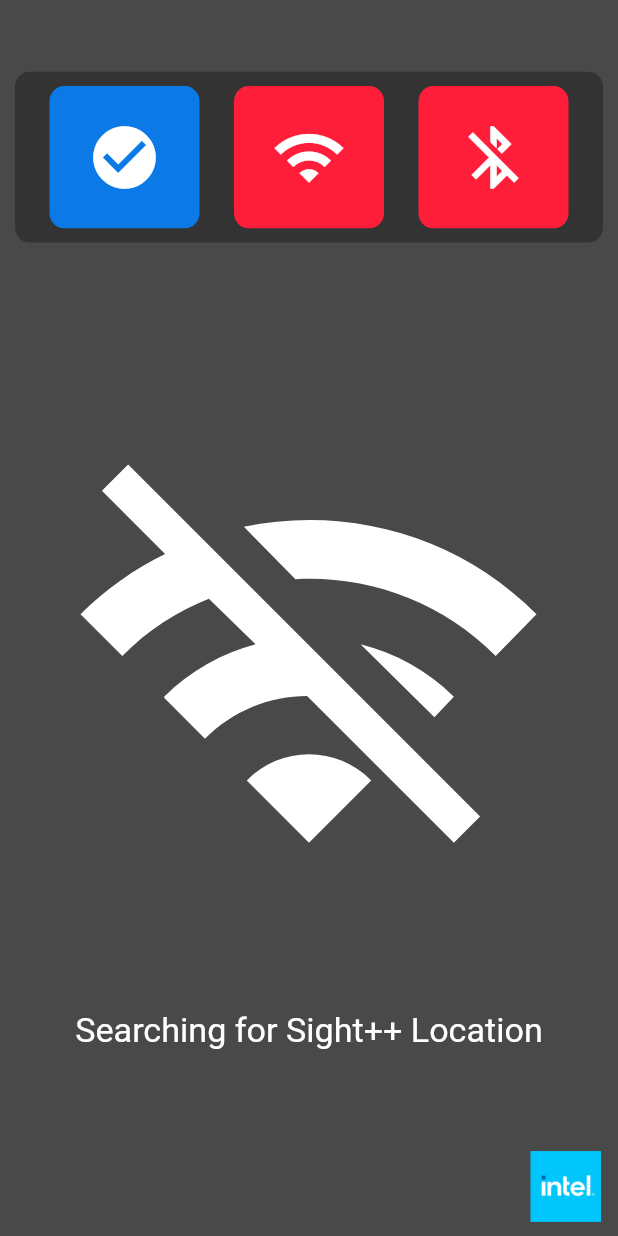
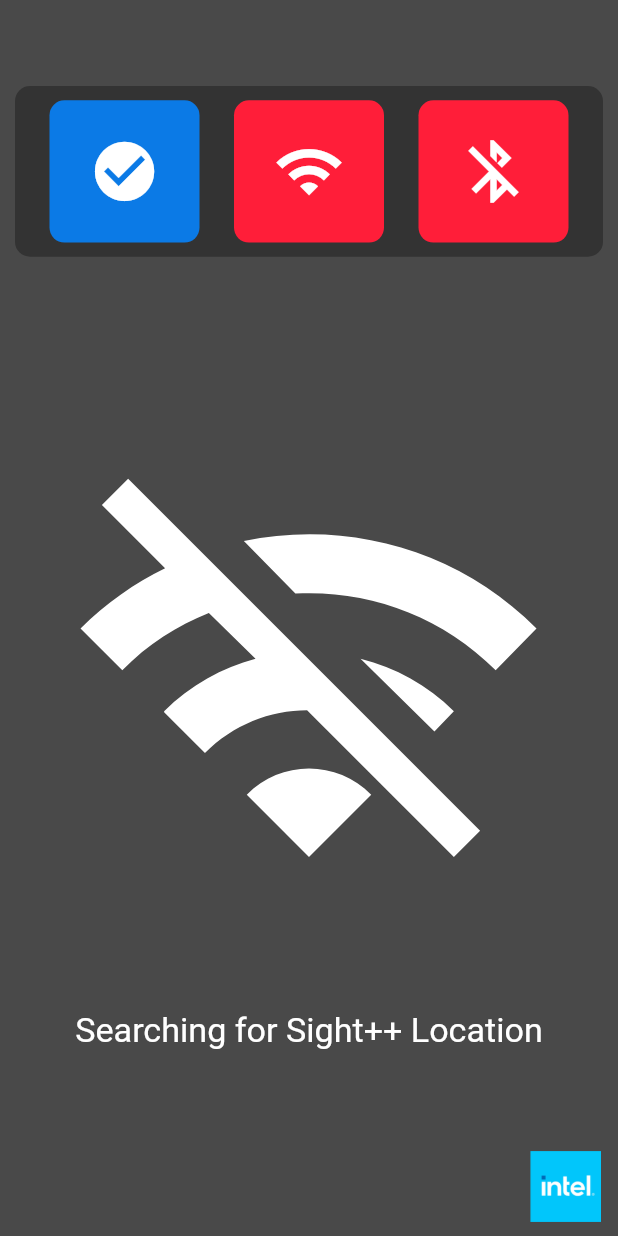
Before and after one commit to UCL-SightPlusPlus/SightPlusPlus-App, a Flutter app: the screen it shows after launch, on a phone screen of 412 x 824 dp. Run offline on Flutter 3.47's test engine with Material 2 defaults, Android fonts, the phone set to English and light mode, and no system bars; our stand-ins replace dio, flutter_local_notifications, flutter_screenutil, permission_handler, rxdart, speech_to_text; missing offline and left inert: flutter_beacon, text_to_speech, translator, wifi_iot; statements that could not run were skipped.

Commit message:
All the layouts are now consistent.

```diff
--- a/lib/main.dart
+++ b/lib/main.dart
@@ -322,11 +322,10 @@ class BluetoothScreen extends StatelessWidget {
         ),
       );
     }
-    return Row(children: [
+    return
       Container(
-        height: ScreenUtil().setHeight(60),
-      )
-    ]);
+        height: ScreenUtil().setHeight(100),
+      );
   }
 
   Widget _buildCenterIcon(BuildContext context){
@@ -357,7 +356,7 @@ class BluetoothScreen extends StatelessWidget {
         child: Container(
           margin: EdgeInsets.fromLTRB(
               ScreenUtil().setWidth(10), ScreenUtil().setHeight(0),
-              ScreenUtil().setWidth(10), ScreenUtil().setHeight(30)),
+              ScreenUtil().setWidth(10), ScreenUtil().setHeight(50)),
           width: double.infinity,
           height: ScreenUtil().setHeight(350),
           child: Icon(
@@ -371,9 +370,9 @@ class BluetoothScreen extends StatelessWidget {
     return Container(
       margin: EdgeInsets.fromLTRB(
           ScreenUtil().setWidth(10), ScreenUtil().setHeight(0),
-          ScreenUtil().setWidth(10), ScreenUtil().setHeight(30)),
+          ScreenUtil().setWidth(10), ScreenUtil().setHeight(50)),
       width: double.infinity,
-      height: ScreenUtil().setHeight(390),
+      height: ScreenUtil().setHeight(350),
       child: Icon(
           Icons.wifi_off,
           size: ScreenUtil().setHeight(350),
@@ -415,7 +414,7 @@ class BluetoothScreen extends StatelessWidget {
             color:_stateButtonColor(state),
             borderRadius: const BorderRadius.all(Radius.circular(10.0)),
           ),
-          child: Icon(icon,size: 50, color: Colors.white, semanticLabel: "Server is connected",),
+          child: Icon(icon,size: ScreenUtil().setHeight(50), color: Colors.white, semanticLabel: "Server is connected",),
         );
       }else{
         return Container(
@@ -425,7 +424,7 @@ class BluetoothScreen extends StatelessWidget {
             color:_stateButtonColor(state),
             borderRadius: const BorderRadius.all(Radius.circular(10.0)),
           ),
-          child: Icon(icon,size: 50, color: Colors.white, semanticLabel: "Server is not connected",),
+          child: Icon(icon,size: ScreenUtil().setHeight(50), color: Colors.white, semanticLabel: "Server is not connected",),
         );
       }
     }
@@ -439,7 +438,7 @@ class BluetoothScreen extends StatelessWidget {
             color:_stateButtonColor(state),
             borderRadius: const BorderRadius.all(Radius.circular(10.0)),
           ),
-          child: Icon(icon,size: 50, color: Colors.white, semanticLabel: "Server is connected",),
+          child: Icon(icon,size: ScreenUtil().setHeight(50), color: Colors.white, semanticLabel: "Server is connected",),
         );
       }else{
         return Container(
@@ -449,7 +448,7 @@ class BluetoothScreen extends StatelessWidget {
             color:_stateButtonColor(state),
             borderRadius: const BorderRadius.all(Radius.circular(10.0)),
           ),
-          child: Icon(icon,size: 50, color: Colors.white, semanticLabel: "Server is not connected",),
+          child: Icon(Icons.wifi_off,size: ScreenUtil().setHeight(50), color: Colors.white, semanticLabel: "Server is not connected",),
         );
       }
     }
@@ -460,7 +459,7 @@ class BluetoothScreen extends StatelessWidget {
         color:_stateButtonColor(state),
         borderRadius: const BorderRadius.all(Radius.circular(10.0)),
       ),
-      child: Icon(icon,size: 50, color: Colors.white, semanticLabel: "Permission is granted",),
+      child: Icon(icon,size: ScreenUtil().setHeight(50), color: Colors.white, semanticLabel: "Permission is granted",),
     );
   }
 
@@ -496,7 +495,7 @@ class BluetoothScreen extends StatelessWidget {
             Container(
               width: ScreenUtil().setWidth(400),
               height: ScreenUtil().setHeight(120),
-              margin:  EdgeInsets.fromLTRB(ScreenUtil().setWidth(10),ScreenUtil().setHeight(0),ScreenUtil().setWidth(10),ScreenUtil().setHeight(50)),
+              margin:  EdgeInsets.fromLTRB(ScreenUtil().setWidth(10),ScreenUtil().setHeight(0),ScreenUtil().setWidth(10),ScreenUtil().setHeight(30)),
               decoration: const BoxDecoration(
                 color:Color(0xff333333),
                 borderRadius:BorderRadius.all(Radius.circular(10.0)),
@@ -522,7 +521,7 @@ class BluetoothScreen extends StatelessWidget {
                     child: Padding(
                         padding: EdgeInsets.fromLTRB(
                             ScreenUtil().setWidth(10),
-                            ScreenUtil().setHeight(10),
+                            0,
                             ScreenUtil().setWidth(10),
                             ScreenUtil().setHeight(70)),
                         child: _buildBottomText(context)),
@@ -636,7 +635,7 @@ class PermissionScreen extends StatelessWidget {
                       color:Color(0xffff1e39),
                       borderRadius:BorderRadius.all(Radius.circular(10.0)),
                     ),
-                    child: Icon(Icons.cancel,size: 50, color: Colors.white,semanticLabel: 'Permission is Not Given',),
+                    child: Icon(Icons.cancel,size: ScreenUtil().setHeight(50), color: Colors.white,semanticLabel: 'Permission is Not Given',),
                   ),
                   Container(
                     width:ScreenUtil().setWidth(100),
@@ -645,7 +644,7 @@ class PermissionScreen extends StatelessWidget {
                       color:Color(0xffff1e39),
                       borderRadius:BorderRadius.all(Radius.circular(10.0)),
                     ),
-                    child: Icon(Icons.wifi_off,size: 50, color: Colors.white,semanticLabel: 'Server is Not Connected',),
+                    child: Icon(Icons.wifi_off,size: ScreenUtil().setHeight(50), color: Colors.white,semanticLabel: 'Server is Not Connected',),
                   ),
                   Container(
                     width:ScreenUtil().setWidth(100),
@@ -654,7 +653,7 @@ class PermissionScreen extends StatelessWidget {
                       color:Color(0xffff1e39),
                       borderRadius:BorderRadius.all(Radius.circular(10.0)),
                     ),
-                    child: Icon(Icons.bluetooth_disabled,size: 50, color: Colors.white,semanticLabel: 'Bluetooth Beacon is Not Connected',),
+                    child: Icon(Icons.bluetooth_disabled,size: ScreenUtil().setHeight(50), color: Colors.white,semanticLabel: 'Bluetooth Beacon is Not Connected',),
                   ),
                 ],
               ),
@@ -666,14 +665,14 @@ class PermissionScreen extends StatelessWidget {
                   Container(
                     margin: EdgeInsets.fromLTRB(
                         ScreenUtil().setWidth(10),
-                        ScreenUtil().setHeight(0),
+                        0,
                         ScreenUtil().setWidth(10),
                         ScreenUtil().setHeight(50)),
                     width: double.infinity,
                     height: ScreenUtil().setHeight(350),
                     child: IconButton(
-                      icon: const Icon(Icons.priority_high_outlined,
-                          size: 350,
+                      icon: Icon(Icons.priority_high_outlined,
+                          size: ScreenUtil().setHeight(350),
                           color: Colors.white,
                           semanticLabel:
                               'Necessary Permissions is Not Given, Please Give Permissions'),
@@ -707,7 +706,7 @@ class PermissionScreen extends StatelessWidget {
                     child: Padding(
                       padding: EdgeInsets.fromLTRB(
                           ScreenUtil().setWidth(10),
-                          ScreenUtil().setHeight(10),
+                          0,
                           ScreenUtil().setWidth(10),
                           ScreenUtil().setHeight(70)),
                       child: Text('Necessary Permissions Not Given',
```
